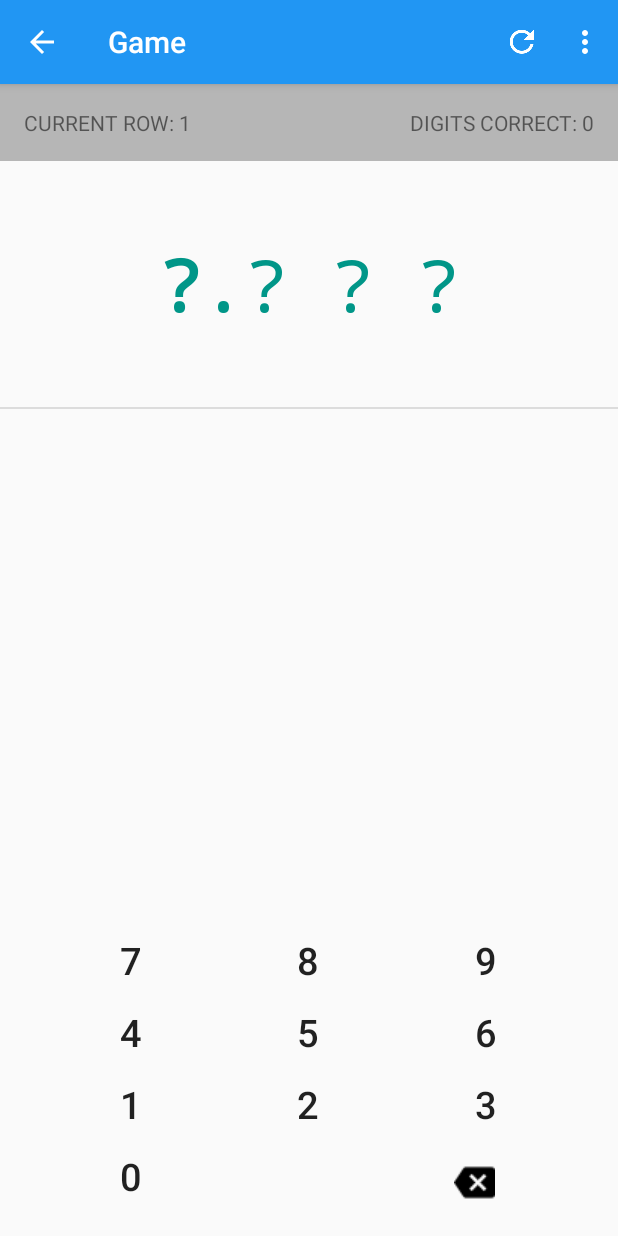
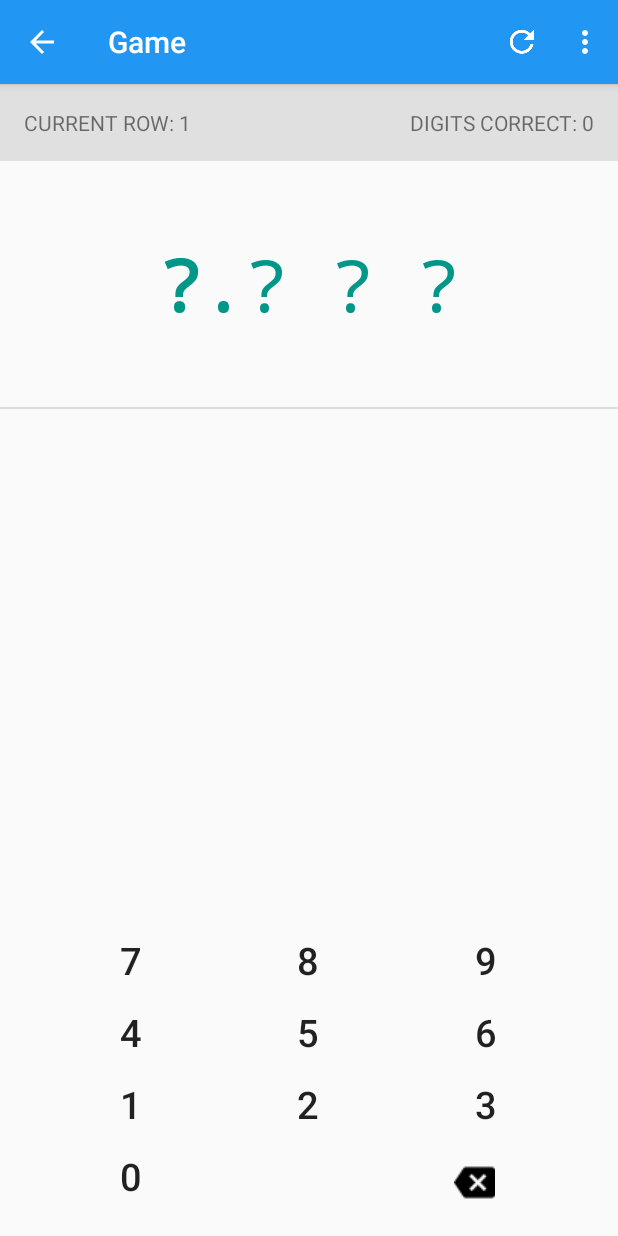
Before and after one commit to MXYMIN/Pi-Pal, an Android app: the GameActivity screen opened directly, with no data from a screen before it, on a phone screen of 412 x 824 dp. Run offline under Robolectric (Android 15) with nearby library versions, the phone set to English and light mode, and no system bars; 1 statement that could not run was skipped.

Commit message:
Use a lighter grey for the list headers

```diff
--- a/app/src/main/res/values/colors.xml
+++ b/app/src/main/res/values/colors.xml
@@ -8,7 +8,7 @@
     <color name="colorSecondaryText">#757575</color>
     <color name="colorTextButton">#FAFAFA</color>
     <color name="colorTextIcon">#FAFAFA</color>
-    <color name="colorDivider">#B6B6B6</color>
+    <color name="colorDivider">#E0E0E0</color>
     <color name="colorCurrentRow">#009688</color>
     <color name="colorOldRow">#727272</color>
     <color name="colorError">#C62828</color>
```
